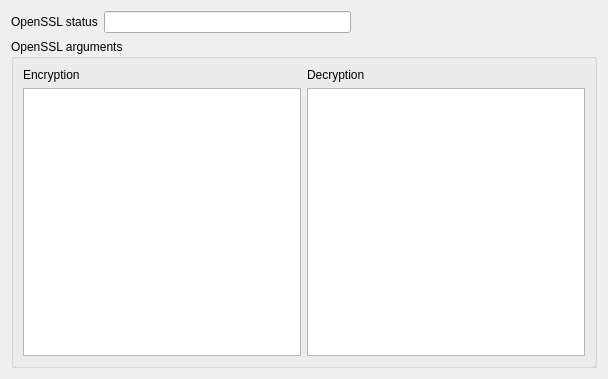
The window that src/libtextosaurus/saurus/gui/settings/settingsencryption.ui (martinrotter/textosaurus) describes before a commit, drawn with Qt 5.
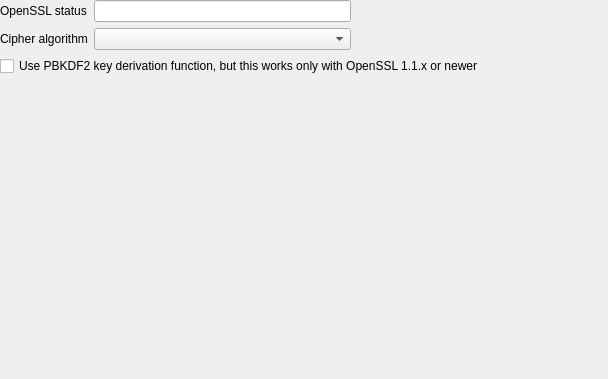
The same window after the commit.

Commit message: Added support for better key derivation, user can select cipher in settings.

The edit to the form file:
```diff
--- a/src/libtextosaurus/saurus/gui/settings/settingsencryption.ui
+++ b/src/libtextosaurus/saurus/gui/settings/settingsencryption.ui
@@ -14,9 +14,21 @@
    <string>Form</string>
   </property>
   <layout class="QFormLayout" name="formLayout">
+   <property name="leftMargin">
+    <number>0</number>
+   </property>
+   <property name="topMargin">
+    <number>0</number>
+   </property>
+   <property name="rightMargin">
+    <number>0</number>
+   </property>
+   <property name="bottomMargin">
+    <number>0</number>
+   </property>
    <item row="0" column="0" colspan="2">
-    <layout class="QHBoxLayout" name="horizontalLayout">
-     <item>
+    <layout class="QGridLayout" name="gridLayout">
+     <item row="0" column="0">
       <widget class="QLabel" name="label">
        <property name="text">
         <string>OpenSSL status</string>
@@ -26,10 +38,10 @@
        </property>
       </widget>
      </item>
-     <item>
+     <item row="0" column="1">
       <widget class="QLineEdit" name="m_txtStatus"/>
      </item>
-     <item>
+     <item row="0" column="2">
       <spacer name="horizontalSpacer">
        <property name="orientation">
         <enum>Qt::Horizontal</enum>
@@ -42,41 +54,49 @@
        </property>
       </spacer>
      </item>
+     <item row="1" column="1">
+      <widget class="QComboBox" name="m_cmbCipher"/>
+     </item>
+     <item row="1" column="0">
+      <widget class="QLabel" name="label_2">
+       <property name="text">
+        <string>Cipher algorithm</string>
+       </property>
+       <property name="buddy">
+        <cstring>m_cmbCipher</cstring>
+       </property>
+      </widget>
+     </item>
+     <item row="1" column="2">
+      <spacer name="horizontalSpacer_2">
+       <property name="orientation">
+        <enum>Qt::Horizontal</enum>
+       </property>
+       <property name="sizeHint" stdset="0">
+        <size>
+         <width>40</width>
+         <height>20</height>
+        </size>
+       </property>
+      </spacer>
+     </item>
     </layout>
    </item>
    <item row="1" column="0" colspan="2">
-    <widget class="QGroupBox" name="groupBox">
-     <property name="title">
-      <string>OpenSSL arguments</string>
+    <widget class="QCheckBox" name="m_cbPbkdf2">
+     <property name="text">
+      <string>Use PBKDF2 key derivation function, but this works only with OpenSSL 1.1.x or newer</string>
      </property>
-     <layout class="QGridLayout" name="gridLayout">
-      <item row="0" column="0">
-       <widget class="QLabel" name="label_2">
-        <property name="text">
-         <string>Encryption</string>
-        </property>
-        <property name="buddy">
-         <cstring>m_txtEncryption</cstring>
-        </property>
-       </widget>
-      </item>
-      <item row="0" column="1">
-       <widget class="QLabel" name="label_3">
-        <property name="text">
-         <string>Decryption</string>
-        </property>
-        <property name="buddy">
-         <cstring>m_txtDecryption</cstring>
-        </property>
-       </widget>
-      </item>
-      <item row="1" column="0">
-       <widget class="QPlainTextEdit" name="m_txtEncryption"/>
-      </item>
-      <item row="1" column="1">
-       <widget class="QPlainTextEdit" name="m_txtDecryption"/>
-      </item>
-     </layout>
+    </widget>
+   </item>
+   <item row="2" column="0" colspan="2">
+    <widget class="QLabel" name="m_lblInfo">
+     <property name="text">
+      <string/>
+     </property>
+     <property name="wordWrap">
+      <bool>true</bool>
+     </property>
     </widget>
    </item>
   </layout>
```
Left out of the diff: 4 changed lines with no effect on the pictures. The commit also changes 6 other files.
